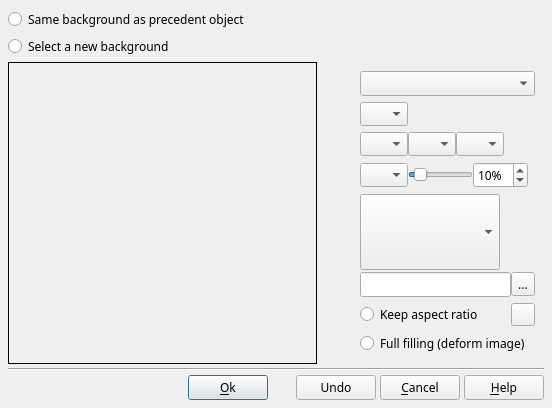
boenki/ffdiaporama, file src/ffDiaporama/DlgBackground/DlgBackgroundProperties.ui: the form before one commit.
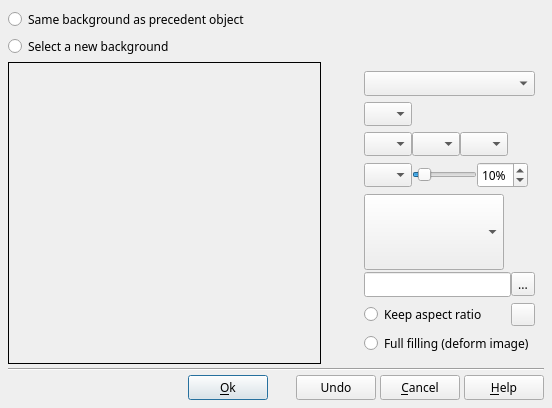
The form after the commit. Icons and pictures are not drawn. Custom widgets are drawn as their Qt base class.

Patch:
```diff
--- a/src/ffDiaporama/DlgBackground/DlgBackgroundProperties.ui
+++ b/src/ffDiaporama/DlgBackground/DlgBackgroundProperties.ui
@@ -174,18 +174,6 @@
                <verstretch>0</verstretch>
               </sizepolicy>
              </property>
-             <property name="minimumSize">
-              <size>
-               <width>55</width>
-               <height>0</height>
-              </size>
-             </property>
-             <property name="maximumSize">
-              <size>
-               <width>55</width>
-               <height>16777215</height>
-              </size>
-             </property>
              <property name="suffix">
               <string notr="true">%</string>
              </property>
```
Left out of the diff: 24 changed lines with no effect on the pictures.
